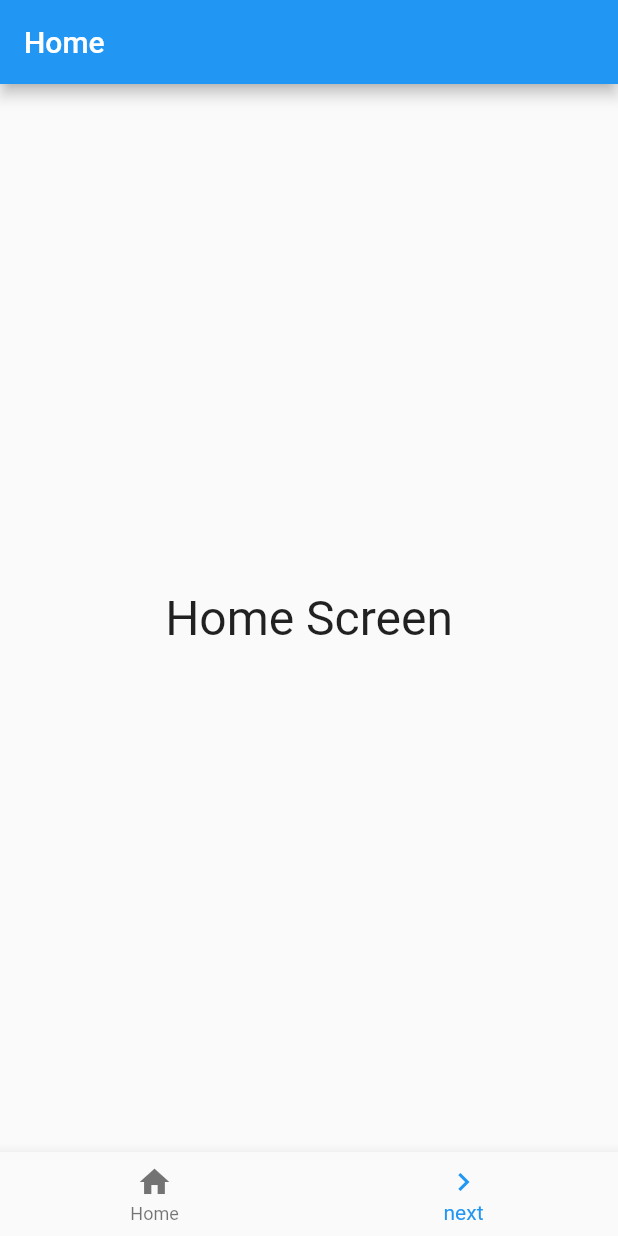
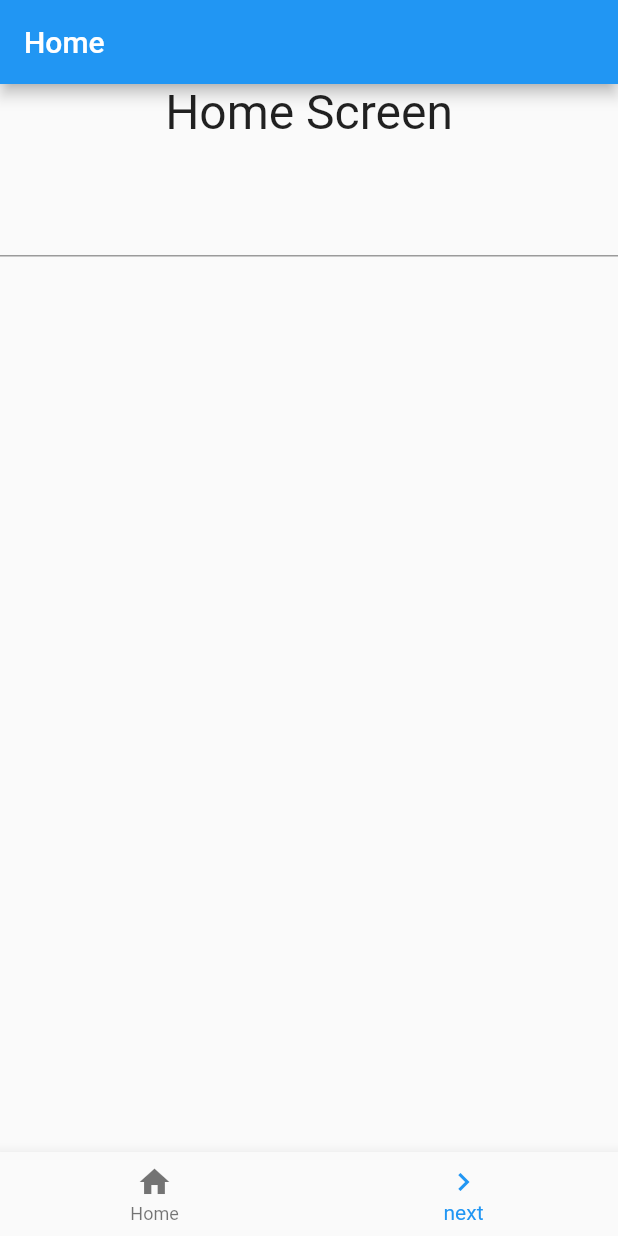
Before and after one commit to yudedako/study_flutter, a Flutter app: the screen it shows after launch, on a phone screen of 412 x 824 dp. Run offline on Flutter 3.47's test engine with Material 2 defaults, Android fonts, the phone set to English and light mode, and no system bars.

Commit message:
表示間の値の受け渡し

```diff
--- a/lib/main.dart
+++ b/lib/main.dart
@@ -20,7 +20,17 @@ class MyApp extends StatelessWidget {
   }
 }
 
-class FirstScreen extends StatelessWidget {
+class FirstScreen extends StatefulWidget {
+  FirstScreen({Key key}) : super(key: key); // コンストラクタ
+
+  @override
+  _FirstScreenState createState() => new _FirstScreenState();
+}
+
+class _FirstScreenState extends State<FirstScreen> {
+  final _controller = TextEditingController();
+  String _input;
+
   @override
   Widget build(BuildContext context) {
     return Scaffold(
@@ -28,12 +38,25 @@ class FirstScreen extends StatelessWidget {
         title: Text('Home'),
       ),
 
-      body: Center(
-        child: Container(
-          child: Text('Home Screen',
+      body: Column(
+        children: <Widget>[
+          Text('Home Screen',
             style: TextStyle(fontSize: 32.0)
           ),
-        ),
+          Padding(
+            padding: EdgeInsets.all(10.0),
+          ),
+          TextField(
+            controller: _controller,
+            style: TextStyle(
+              fontSize: 28.0,
+              color: const Color(0xFFFF0000),
+              fontWeight: FontWeight.w400,
+              fontFamily: "Roboto"
+            ),
+            onChanged: changeField,
+          ),
+        ],
       ),
 
       bottomNavigationBar: BottomNavigationBar(
@@ -54,15 +77,21 @@ class FirstScreen extends StatelessWidget {
           if (value == 1)
             Navigator.push(
               context,
-              MaterialPageRoute(builder: (context) => SecondScreen()),
+              MaterialPageRoute(builder: (context) => SecondScreen(_input)),
             );
         },
       ),
     );
   }
+
+  void changeField(String val) => _input = val;
 }
 
 class SecondScreen extends StatelessWidget {
+  final String _value;
+
+  SecondScreen(this._value);
+
   @override
   Widget build(BuildContext context) {
     return Scaffold(
@@ -71,7 +100,8 @@ class SecondScreen extends StatelessWidget {
       ),
 
       body: Center(
-        child: Text('Next Screen',
+        child: Text(
+          'you typed: "$_value".',
           style: TextStyle(fontSize: 32.0)
         ),
       ),
```
